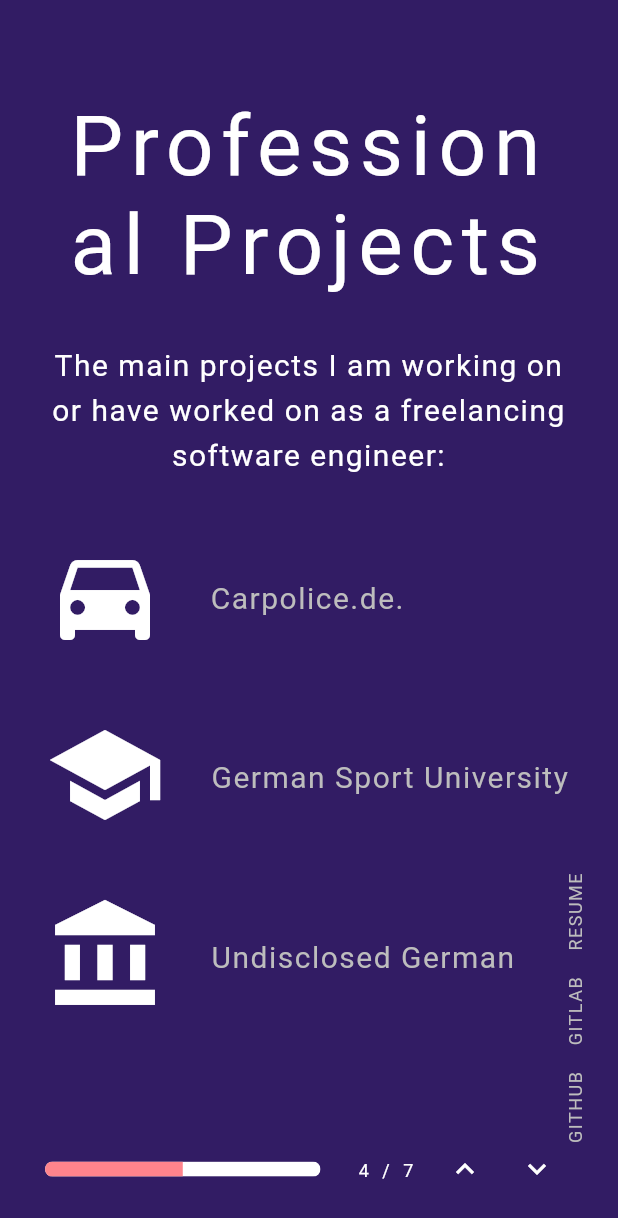
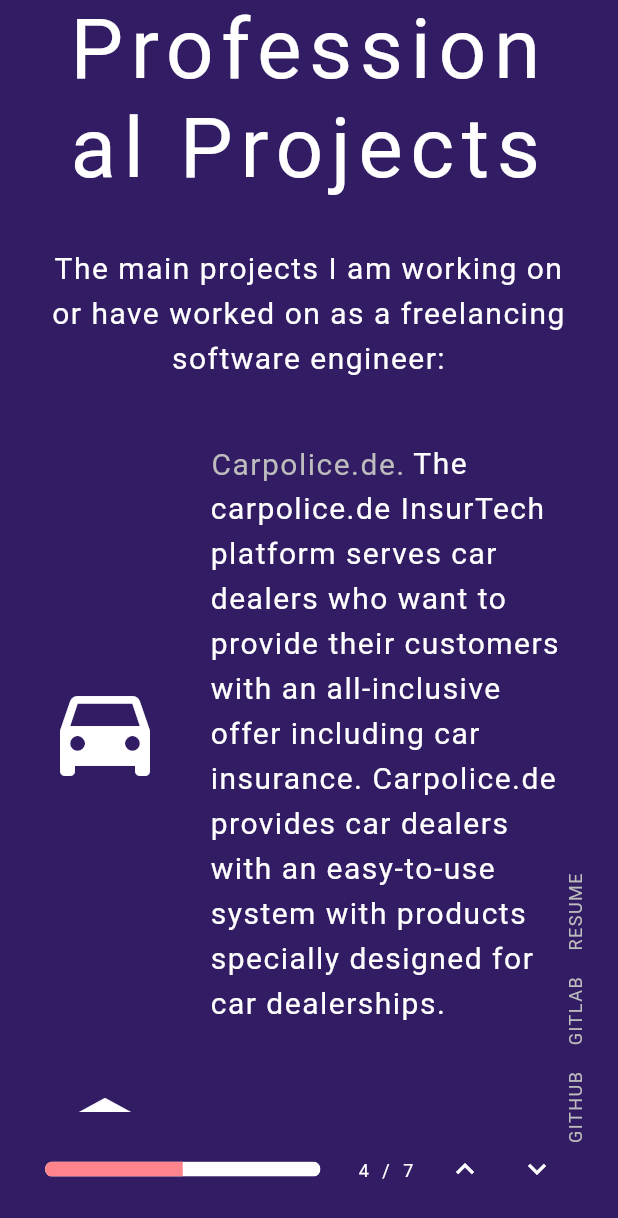
Before and after one commit to jofas/jofas.github.io, a Flutter app: the screen it shows after launch, swiped to page 4, on a phone screen of 412 x 824 dp. Shown: the top 1218 px of the screen. Run offline on Flutter 3.47's test engine with Material 2 defaults, Android fonts, the phone set to English and light mode, and no system bars; our stand-ins replace font_awesome_flutter.

Commit message:
work on professional projects content

```diff
--- a/src/lib/main.dart
+++ b/src/lib/main.dart
@@ -434,7 +434,7 @@
                                       children: <InlineSpan>[
                                         WidgetSpan(
                                           child: Container(
-                                            height: 29,
+                                            height: 28,
                                             child: TextButton(
                                               style: _buttonStyle(
                                                 context,
@@ -448,6 +448,13 @@
                                               },
                                             ),
                                           ),
+                                        ),
+                                        TextSpan(
+                                          text:
+                                              " The carpolice.de InsurTech platform serves car dealers who want to provide their customers with an all-inclusive offer including car insurance. Carpolice.de provides car dealers with an easy-to-use system with products specially designed for car dealerships.",
+                                          style: Theme.of(context)
+                                              .textTheme
+                                              .bodyText2,
                                         ),
                                       ],
                                     ),
@@ -469,14 +476,15 @@
                                       children: <InlineSpan>[
                                         WidgetSpan(
                                           child: Container(
-                                            height: 29,
+                                            height: 28,
                                             child: TextButton(
                                               style: _buttonStyle(
                                                 context,
                                                 padding: EdgeInsets.all(0),
                                               ),
                                               child: Text(
-                                                  "German Sport University Cologne."),
+                                                "German Sport University Cologne.",
+                                              ),
                                               onPressed: () {
                                                 launchUrl(Uri.parse(
                                                   "https://www.dshs-koeln.de",
@@ -511,7 +519,7 @@
                                       children: <InlineSpan>[
                                         WidgetSpan(
                                           child: Container(
-                                            height: 29,
+                                            height: 28,
                                             child: TextButton(
                                               style: _buttonStyle(
                                                 context,
@@ -580,7 +588,7 @@
                                       children: <InlineSpan>[
                                         WidgetSpan(
                                           child: Container(
-                                            height: 29,
+                                            height: 28,
                                             child: TextButton(
                                               style: _buttonStyle(
                                                 context,
@@ -622,7 +630,7 @@
                                       children: <InlineSpan>[
                                         WidgetSpan(
                                           child: Container(
-                                            height: 29,
+                                            height: 28,
                                             child: TextButton(
                                               style: _buttonStyle(
                                                 context,
@@ -664,7 +672,7 @@
                                       children: <InlineSpan>[
                                         WidgetSpan(
                                           child: Container(
-                                            height: 29,
+                                            height: 28,
                                             child: TextButton(
                                               style: _buttonStyle(
                                                 context,
```
